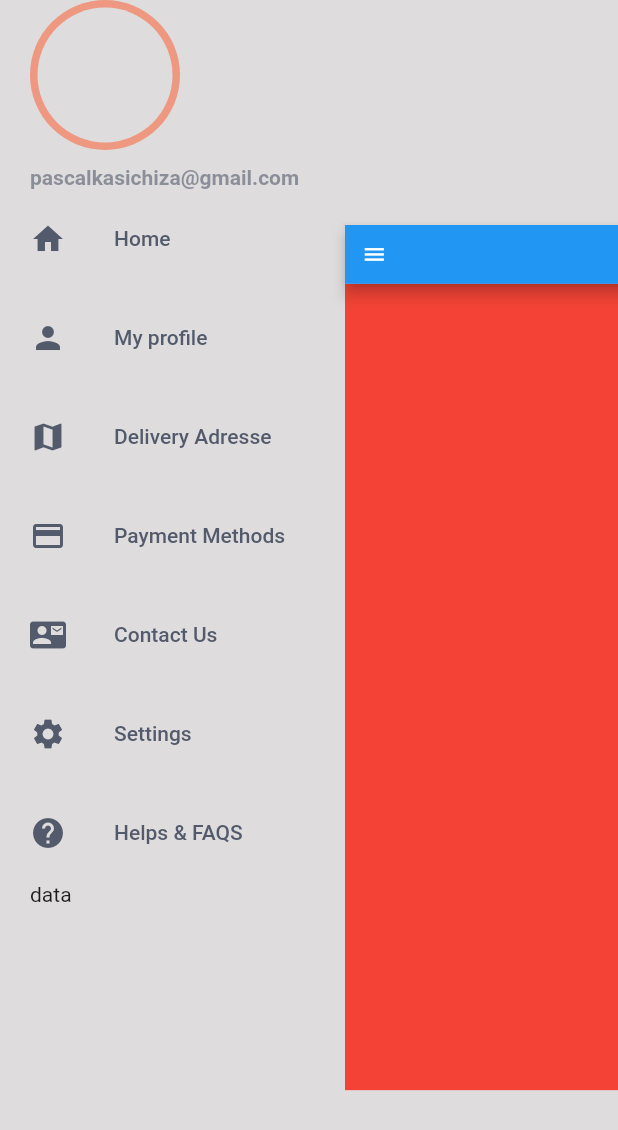
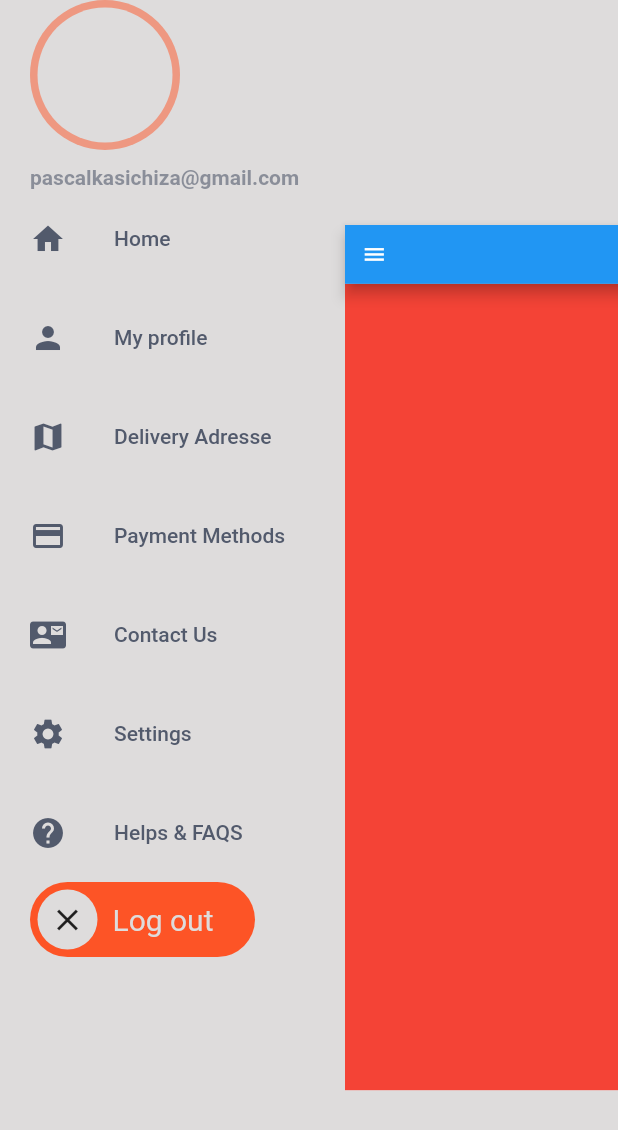
Before and after one commit to chizakasipascal/Delicious, a Flutter app: the screen it shows after launch, on a phone screen of 412 x 824 dp. Shown: the top 1130 px of the screen. Run offline on Flutter 3.47's test engine with Material 2 defaults, Android fonts, the phone set to English and light mode, and no system bars.

Commit message:
Drawer customer and add buttom log out

```diff
--- a/lib/src/views/widgets/customerDrawer.dart
+++ b/lib/src/views/widgets/customerDrawer.dart
@@ -43,9 +43,45 @@ class CustomerDrawer extends StatelessWidget {
               ),
             ),
             builDrawerItems(context),
-            const Padding(
-              padding: EdgeInsets.only(left: 20.0),
-              child: Text("data"),
+            Padding(
+              padding: const EdgeInsets.only(left: 20.0),
+              child: Container(
+                height: 50.0,
+                width: 150,
+                decoration: const BoxDecoration(
+                  color: KPrimary,
+                  borderRadius: BorderRadius.all(
+                    Radius.circular(100),
+                  ),
+                ),
+                child: Padding(
+                  padding: const EdgeInsets.all(2.0),
+                  child: Row(
+                    children: [
+                      const SizedBox(width: 3),
+                      Container(
+                        height: 40,
+                        width: 40,
+                        decoration: const BoxDecoration(
+                          color: kWhiteGreyColor,
+                          borderRadius: BorderRadius.all(
+                            Radius.circular(100),
+                          ),
+                        ),
+                        child: const Icon(Icons.close),
+                      ),
+                      const SizedBox(width: 10),
+                      Text(
+                        "Log out",
+                        style: Theme.of(context).textTheme.headline6?.copyWith(
+                              color: kWhiteGreyColor,
+                              fontWeight: FontWeight.normal,
+                            ),
+                      ),
+                    ],
+                  ),
+                ),
+              ),
             )
           ],
         ),
```
